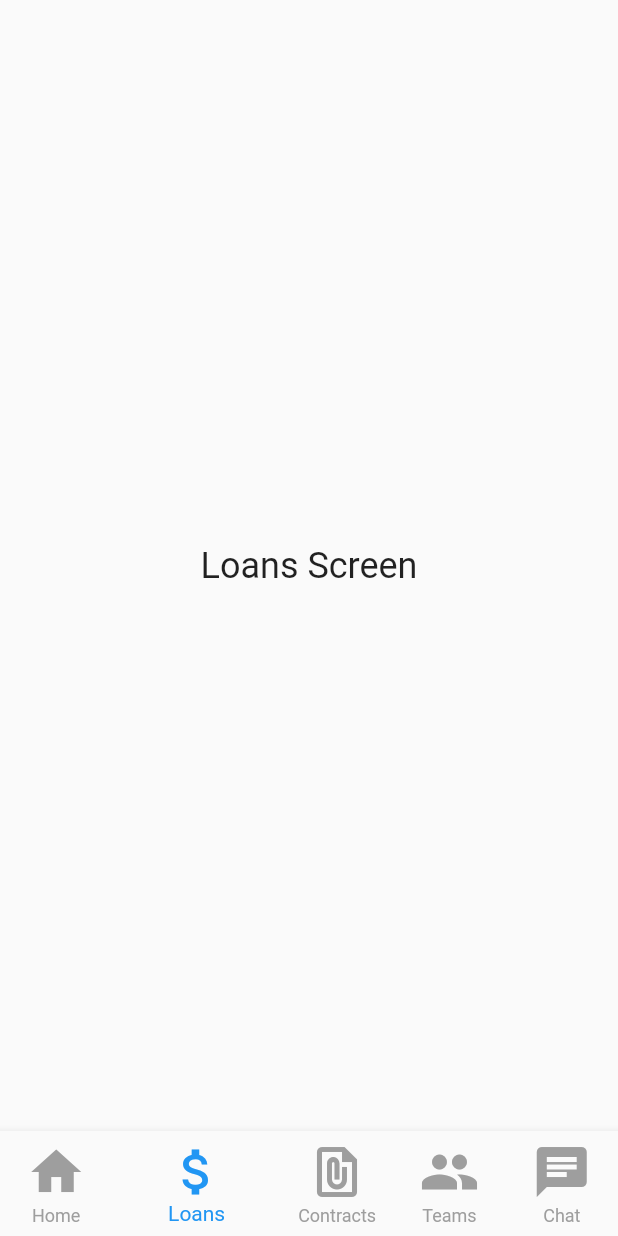
After one commit to SanthoshParthasarathi/marlo_technology_interviewTask, a Flutter app: the screen it shows after launch, item 2 of the bottom bar chosen, on a phone screen of 412 x 824 dp. The commit adds this screen. Run offline on Flutter 3.47's test engine with Material 2 defaults, Android fonts, the phone set to English and light mode, and no system bars; our stand-ins replace easy_dynamic_theme, hexcolor.

Commit message:
final commit

```diff
--- a/lib/main.dart
+++ b/lib/main.dart
@@ -1,4 +1,5 @@
 import 'package:flutter/material.dart';
+import 'package:marlo_interview_task/screens/firstscreen.dart';
 import 'package:marlo_interview_task/screens/homepage.dart';
 import 'package:easy_dynamic_theme/easy_dynamic_theme.dart';
 
@@ -31,7 +32,7 @@ class MyApp extends StatelessWidget {
       theme: lightThemeData,
       darkTheme: darkThemeData,
       themeMode: EasyDynamicTheme.of(context).themeMode,
-      home: HomePage(),
+      home: FirstScreen(),
     );
   }
 }
--- /dev/null
+++ b/lib/screens/firstscreen.dart
@@ -0,0 +1,68 @@
+import 'package:flutter/material.dart';
+import 'package:marlo_interview_task/screens/chatscreen.dart';
+import 'package:marlo_interview_task/screens/contractscreen.dart';
+import 'package:marlo_interview_task/screens/homepage.dart';
+import 'package:marlo_interview_task/screens/loanscreen.dart';
+import 'package:marlo_interview_task/screens/teams.dart';
+
+class FirstScreen extends StatefulWidget {
+  const FirstScreen({Key? key}) : super(key: key);
+
+  @override
+  State<FirstScreen> createState() => _FirstScreenState();
+}
+
+class _FirstScreenState extends State<FirstScreen> {
+  int _selectedIndex = 0;
+
+  void _onItemTapped(int index) {
+    setState(() {
+      _selectedIndex = index;
+    });
+  }
+
+  final List<Widget> _pageOptions = [
+    HomePage(),
+    LoansScreen(),
+    ContractScreen(),
+    TeamsScreen(),
+    ChatScreen(),
+  ];
+  @override
+  Widget build(BuildContext context) {
+    return Scaffold(
+      bottomNavigationBar: BottomNavigationBar(
+          showUnselectedLabels: true,
+          unselectedItemColor: Colors.grey[500],
+          selectedItemColor: Colors.blue,
+          items: const <BottomNavigationBarItem>[
+            BottomNavigationBarItem(
+              icon: Icon(Icons.home),
+              title: Text('Home'),
+            ),
+            BottomNavigationBarItem(
+              icon: Icon(Icons.attach_money_sharp),
+              title: Text('Loans'),
+            ),
+            BottomNavigationBarItem(
+              icon: Icon(Icons.file_present),
+              title: Text('Contracts'),
+            ),
+            BottomNavigationBarItem(
+              icon: Icon(Icons.group),
+              title: Text('Teams'),
+            ),
+            BottomNavigationBarItem(
+              icon: Icon(Icons.chat),
+              title: Text('Chat'),
+            ),
+          ],
+          type: BottomNavigationBarType.shifting,
+          currentIndex: _selectedIndex,
+          iconSize: 40,
+          onTap: _onItemTapped,
+          elevation: 5),
+      body: _pageOptions[_selectedIndex],
+    );
+  }
+}
--- /dev/null
+++ b/lib/screens/loanscreen.dart
@@ -0,0 +1,15 @@
+import 'package:flutter/material.dart';
+
+class LoansScreen extends StatelessWidget {
+  const LoansScreen({Key? key}) : super(key: key);
+
+  @override
+  Widget build(BuildContext context) {
+    return Center(
+      child: Text(
+        'Loans Screen',
+        style: TextStyle(fontSize: 24),
+      ),
+    );
+  }
+}
```
Also changed, not shown: lib/screens/chatscreen.dart (added, +15 -0 lines), lib/screens/contractscreen.dart (added, +13 -0 lines), lib/screens/homepage.dart (+0 -31 lines), lib/screens/teams.dart (added, +13 -0 lines).
